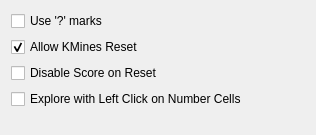
Qt form src/generalopts.ui (KDE/kmines) before a commit.
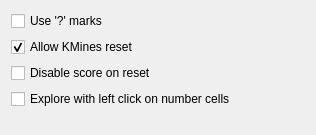
The same form after that commit.

Commit message: Capitalization fixes to settings dialog options

```diff
--- a/src/generalopts.ui
+++ b/src/generalopts.ui
@@ -21,7 +21,7 @@
    <item>
     <widget class="QCheckBox" name="kcfg_AllowKminesReset">
      <property name="text">
-      <string>Allow KMines Reset</string>
+      <string>Allow KMines reset</string>
      </property>
      <property name="checked">
       <bool>true</bool>
@@ -34,14 +34,14 @@
    <item>
     <widget class="QCheckBox" name="kcfg_DisableScoreOnReset">
      <property name="text">
-      <string>Disable Score on Reset</string>
+      <string>Disable score on reset</string>
      </property>
     </widget>
    </item>
    <item>
     <widget class="QCheckBox" name="kcfg_ExploreWithLeftClickOnNumberCells">
      <property name="text">
-      <string>Explore with Left Click on Number Cells</string>
+      <string>Explore with left click on number cells</string>
      </property>
     </widget>
    </item>
```
